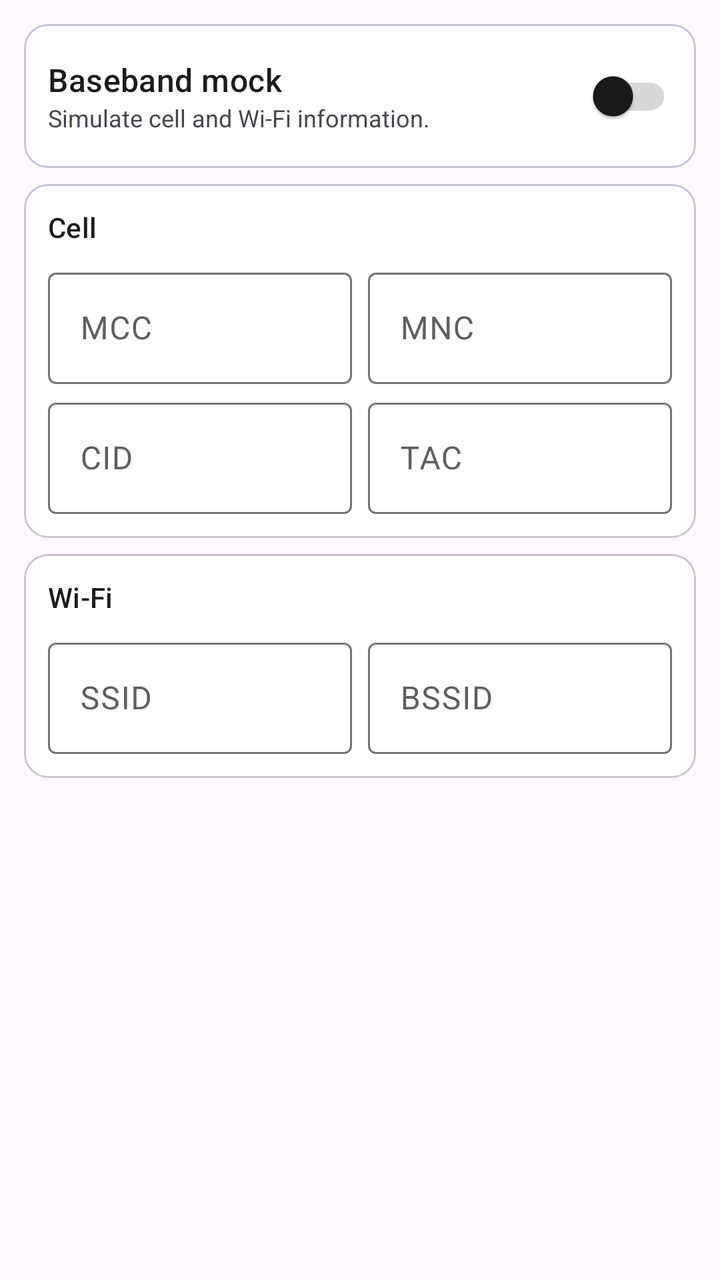
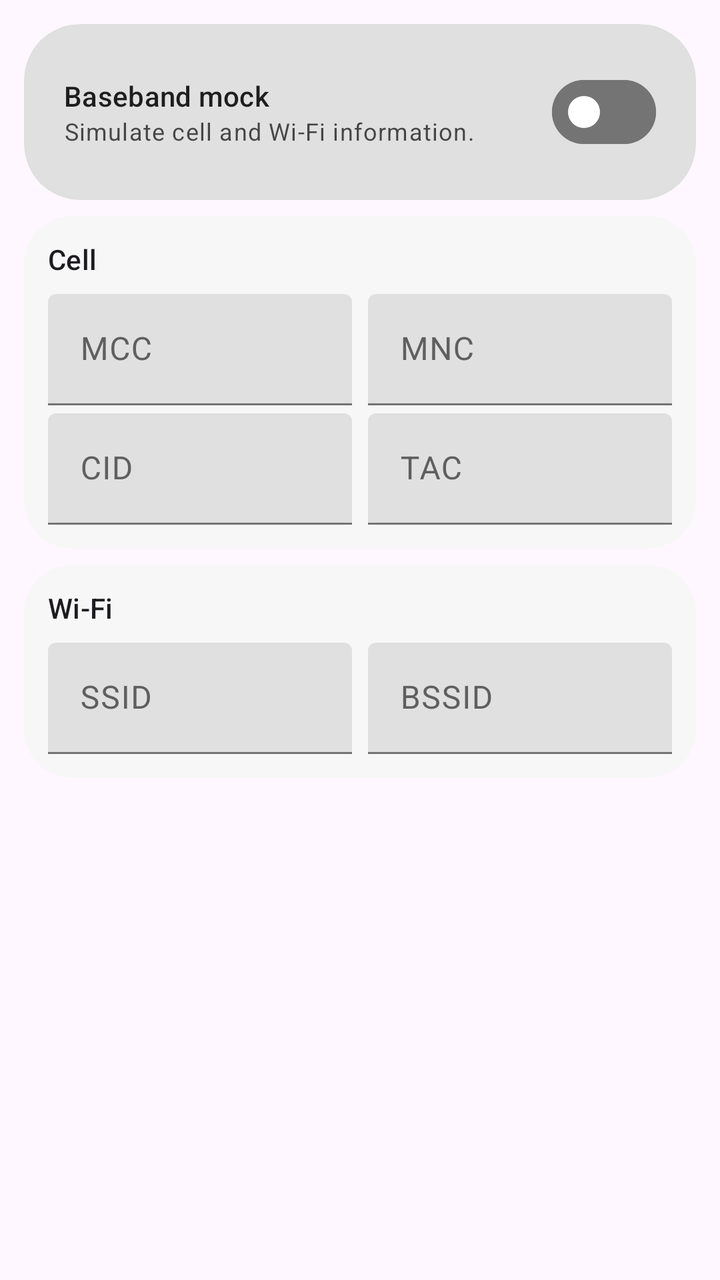

The first picture is an Android layout as it rendered before a commit; the second is the same layout after the commit. The layout source and the unified diff follow.
<!-- AndroidManifest.xml: application theme AppTheme -->
<!-- res/layout/fragment_baseband_mock.xml -->
<?xml version="1.0" encoding="utf-8"?>
<androidx.core.widget.NestedScrollView xmlns:android="http://schemas.android.com/apk/res/android"
    xmlns:app="http://schemas.android.com/apk/res-auto"
    android:layout_width="match_parent"
    android:layout_height="match_parent">

    <LinearLayout
        android:layout_width="match_parent"
        android:layout_height="wrap_content"
        android:orientation="vertical"
        android:padding="@dimen/page_gutter">

        <com.google.android.material.card.MaterialCardView
            android:layout_width="match_parent"
            android:layout_height="wrap_content"
            app:cardCornerRadius="12dp"
            app:contentPadding="12dp">
            <LinearLayout
                android:layout_width="match_parent"
                android:layout_height="wrap_content"
                android:gravity="center_vertical"
                android:orientation="horizontal">
                <LinearLayout
                    android:layout_width="0dp"
                    android:layout_height="wrap_content"
                    android:layout_weight="1"
                    android:orientation="vertical">
                    <TextView
                        android:layout_width="wrap_content"
                        android:layout_height="wrap_content"
                        android:text="@string/baseband_title"
                        android:textAppearance="@style/TextAppearance.Material3.TitleMedium" />
                    <TextView
                        android:layout_width="wrap_content"
                        android:layout_height="wrap_content"
                        android:text="@string/baseband_desc"
                        android:textSize="12sp" />
                </LinearLayout>
                <com.google.android.material.switchmaterial.SwitchMaterial
                    android:id="@+id/baseband_switch"
                    android:layout_width="wrap_content"
                    android:layout_height="wrap_content"
                    android:saveEnabled="false" />
            </LinearLayout>
        </com.google.android.material.card.MaterialCardView>

        <com.google.android.material.card.MaterialCardView
            android:layout_width="match_parent"
            android:layout_height="wrap_content"
            android:layout_marginTop="8dp"
            app:cardCornerRadius="12dp"
            app:contentPadding="12dp">
            <LinearLayout
                android:layout_width="match_parent"
                android:layout_height="wrap_content"
                android:orientation="vertical">
                <TextView
                    android:layout_width="wrap_content"
                    android:layout_height="wrap_content"
                    android:text="@string/baseband_cell_title"
                    android:textAppearance="@style/TextAppearance.Material3.TitleSmall" />
                <LinearLayout
                    android:layout_width="match_parent"
                    android:layout_height="wrap_content"
                    android:layout_marginTop="8dp"
                    android:baselineAligned="false"
                    android:orientation="horizontal">

                    <com.google.android.material.textfield.TextInputLayout
                        android:layout_width="0dp"
                        android:layout_height="wrap_content"
                        android:layout_weight="1"
                        android:hint="@string/baseband_mcc">
                        <com.google.android.material.textfield.TextInputEditText
                            android:id="@+id/baseband_mcc"
                            android:layout_width="match_parent"
                            android:layout_height="wrap_content"
                            android:singleLine="true" />
                    </com.google.android.material.textfield.TextInputLayout>

                    <com.google.android.material.textfield.TextInputLayout
                        android:layout_width="0dp"
                        android:layout_height="wrap_content"
                        android:layout_marginStart="8dp"
                        android:layout_weight="1"
                        android:hint="@string/baseband_mnc">
                        <com.google.android.material.textfield.TextInputEditText
                            android:id="@+id/baseband_mnc"
                            android:layout_width="match_parent"
                            android:layout_height="wrap_content"
                            android:singleLine="true" />
                    </com.google.android.material.textfield.TextInputLayout>
                </LinearLayout>

                <LinearLayout
                    android:layout_width="match_parent"
                    android:layout_height="wrap_content"
                    android:layout_marginTop="4dp"
                    android:baselineAligned="false"
                    android:orientation="horizontal">

                    <com.google.android.material.textfield.TextInputLayout
                        android:layout_width="0dp"
                        android:layout_height="wrap_content"
                        android:layout_weight="1"
                        android:hint="@string/baseband_cid">
                        <com.google.android.material.textfield.TextInputEditText
                            android:id="@+id/baseband_cid"
                            android:layout_width="match_parent"
                            android:layout_height="wrap_content"
                            android:singleLine="true" />
                    </com.google.android.material.textfield.TextInputLayout>

                    <com.google.android.material.textfield.TextInputLayout
                        android:layout_width="0dp"
                        android:layout_height="wrap_content"
                        android:layout_marginStart="8dp"
                        android:layout_weight="1"
                        android:hint="@string/baseband_tac">
                        <com.google.android.material.textfield.TextInputEditText
                            android:id="@+id/baseband_tac"
                            android:layout_width="match_parent"
                            android:layout_height="wrap_content"
                            android:singleLine="true" />
                    </com.google.android.material.textfield.TextInputLayout>
                </LinearLayout>
            </LinearLayout>
        </com.google.android.material.card.MaterialCardView>

        <com.google.android.material.card.MaterialCardView
            android:layout_width="match_parent"
            android:layout_height="wrap_content"
            android:layout_marginTop="8dp"
            app:cardCornerRadius="12dp"
            app:contentPadding="12dp">
            <LinearLayout
                android:layout_width="match_parent"
                android:layout_height="wrap_content"
                android:orientation="vertical">
                <TextView
                    android:layout_width="wrap_content"
                    android:layout_height="wrap_content"
                    android:text="@string/baseband_wifi_title"
                    android:textAppearance="@style/TextAppearance.Material3.TitleSmall" />
                <LinearLayout
                    android:layout_width="match_parent"
                    android:layout_height="wrap_content"
                    android:layout_marginTop="8dp"
                    android:baselineAligned="false"
                    android:orientation="horizontal">

                    <com.google.android.material.textfield.TextInputLayout
                        android:layout_width="0dp"
                        android:layout_height="wrap_content"
                        android:layout_weight="1"
                        android:hint="@string/baseband_ssid">
                        <com.google.android.material.textfield.TextInputEditText
                            android:id="@+id/baseband_ssid"
                            android:layout_width="match_parent"
                            android:layout_height="wrap_content"
                            android:singleLine="true" />
                    </com.google.android.material.textfield.TextInputLayout>

                    <com.google.android.material.textfield.TextInputLayout
                        android:layout_width="0dp"
                        android:layout_height="wrap_content"
                        android:layout_marginStart="8dp"
                        android:layout_weight="1"
                        android:hint="@string/baseband_bssid">
                        <com.google.android.material.textfield.TextInputEditText
                            android:id="@+id/baseband_bssid"
                            android:layout_width="match_parent"
                            android:layout_height="wrap_content"
                            android:singleLine="true" />
                    </com.google.android.material.textfield.TextInputLayout>
                </LinearLayout>
            </LinearLayout>
        </com.google.android.material.card.MaterialCardView>
    </LinearLayout>
</androidx.core.widget.NestedScrollView>
<!-- resources referenced by this layout -->
<resources>
  <dimen name="page_gutter">12dp</dimen>
  <string name="baseband_bssid">BSSID</string>
  <string name="baseband_cell_title">Cell</string>
  <string name="baseband_cid">CID</string>
  <string name="baseband_desc">Simulate cell and Wi-Fi information.</string>
  <string name="baseband_mcc">MCC</string>
  <string name="baseband_mnc">MNC</string>
  <string name="baseband_ssid">SSID</string>
  <string name="baseband_tac">TAC</string>
  <string name="baseband_title">Baseband mock</string>
  <string name="baseband_wifi_title">Wi-Fi</string>
  <style name="AppTheme" parent="Theme.Material3.Light.NoActionBar">
          
          <item name="colorPrimary">#5F5F5F</item>
          <item name="colorOnPrimary">#FFFFFF</item>
          <item name="colorPrimaryContainer">#E0E0E0</item>
          <item name="colorOnPrimaryContainer">#1E1E1E</item>
          <item name="colorSecondary">#494949</item>
          <item name="colorOnSecondary">#FFFFFF</item>
          <item name="colorSecondaryContainer">#E7E7E7</item>
          <item name="colorOnSecondaryContainer">#2A2A2A</item>
          <item name="colorSurface">#FFFFFF</item>
          <item name="colorOnSurface">#1A1A1A</item>
          <item name="colorSurfaceVariant">#F0F0F0</item>
          <item name="colorOnSurfaceVariant">#5F5F5F</item>
          <item name="colorOutline">#747474</item>
  
          
          <item name="portalFabIconTint">#1A1A1A</item>
  
          
          <item name="android:statusBarColor">@android:color/transparent</item>
          <item name="android:windowDrawsSystemBarBackgrounds">true</item>
          <item name="android:windowTranslucentStatus">true</item>
          <item name="windowActionModeOverlay">true</item>
          <item name="windowActionBar">false</item>
          <item name="windowNoTitle">true</item>
  
          
          <item name="searchViewStyle">@style/Portal.SearchViewStyle</item>
          <item name="sliderStyle">@style/Portal.SliderTheme</item>
          <item name="android:popupMenuStyle">@style/PortalPopupMenuStyle</item>
          
          <item name="switchStyle">@style/Portal.SwitchStyle</item>
      </style>
  <style name="Portal.SearchViewStyle" parent="Widget.AppCompat.SearchView" />
  <style name="Portal.SliderTheme" parent="Widget.Material3.Slider" />
  <style name="PortalPopupMenuStyle" parent="Widget.Material3.PopupMenu">
          <item name="android:popupAnimationStyle">@style/PortalPopupAnimation</item>
      </style>
  <style name="Portal.SwitchStyle" parent="Widget.Material3.CompoundButton.Switch">
          <item name="useMaterialThemeColors">true</item>
          <item name="trackTint">@color/switch_track_tint</item>
      </style>
  <style name="PortalPopupAnimation">
          <item name="android:windowEnterAnimation">@anim/popup_in_top_end</item>
          <item name="android:windowExitAnimation">@anim/popup_out_top_end</item>
      </style>
</resources>

<!-- the commit's change to res/layout/fragment_baseband_mock.xml (unified diff, before → after) -->
@@ -11,10 +11,11 @@
         android:padding="@dimen/page_gutter">
 
         <com.google.android.material.card.MaterialCardView
+            android:id="@+id/baseband_control_card"
+            style="@style/PortalHeroCard"
             android:layout_width="match_parent"
             android:layout_height="wrap_content"
-            app:cardCornerRadius="12dp"
-            app:contentPadding="12dp">
+            app:cardPreventCornerOverlap="false">
             <LinearLayout
                 android:layout_width="match_parent"
                 android:layout_height="wrap_content"
@@ -29,26 +30,31 @@
                         android:layout_width="wrap_content"
                         android:layout_height="wrap_content"
                         android:text="@string/baseband_title"
-                        android:textAppearance="@style/TextAppearance.Material3.TitleMedium" />
+                        android:textAppearance="@style/TextAppearance.Material3.LabelLarge"
+                        android:textColor="?attr/colorOnPrimaryContainer" />
                     <TextView
                         android:layout_width="wrap_content"
                         android:layout_height="wrap_content"
+                        android:alpha="0.8"
                         android:text="@string/baseband_desc"
-                        android:textSize="12sp" />
+                        android:textAppearance="@style/TextAppearance.Material3.BodySmall"
+                        android:textColor="?attr/colorOnPrimaryContainer" />
                 </LinearLayout>
-                <com.google.android.material.switchmaterial.SwitchMaterial
+                <com.google.android.material.materialswitch.MaterialSwitch
                     android:id="@+id/baseband_switch"
                     android:layout_width="wrap_content"
                     android:layout_height="wrap_content"
-                    android:saveEnabled="false" />
+                    android:saveEnabled="false"
+                    app:thumbTint="@color/portal_switch_thumb_on_container"
+                    app:trackTint="@color/portal_switch_track_on_container" />
             </LinearLayout>
         </com.google.android.material.card.MaterialCardView>
 
         <com.google.android.material.card.MaterialCardView
+            style="@style/PortalSurfaceCard"
             android:layout_width="match_parent"
             android:layout_height="wrap_content"
             android:layout_marginTop="8dp"
-            app:cardCornerRadius="12dp"
             app:contentPadding="12dp">
             <LinearLayout
                 android:layout_width="match_parent"
@@ -67,6 +73,7 @@
                     android:orientation="horizontal">
 
                     <com.google.android.material.textfield.TextInputLayout
+                        style="@style/Widget.Material3.TextInputLayout.FilledBox"
                         android:layout_width="0dp"
                         android:layout_height="wrap_content"
                         android:layout_weight="1"
@@ -79,6 +86,7 @@
                     </com.google.android.material.textfield.TextInputLayout>
 
                     <com.google.android.material.textfield.TextInputLayout
+                        style="@style/Widget.Material3.TextInputLayout.FilledBox"
                         android:layout_width="0dp"
                         android:layout_height="wrap_content"
                         android:layout_marginStart="8dp"
@@ -100,6 +108,7 @@
                     android:orientation="horizontal">
 
                     <com.google.android.material.textfield.TextInputLayout
+                        style="@style/Widget.Material3.TextInputLayout.FilledBox"
                         android:layout_width="0dp"
                         android:layout_height="wrap_content"
                         android:layout_weight="1"
@@ -112,6 +121,7 @@
                     </com.google.android.material.textfield.TextInputLayout>
 
                     <com.google.android.material.textfield.TextInputLayout
+                        style="@style/Widget.Material3.TextInputLayout.FilledBox"
                         android:layout_width="0dp"
                         android:layout_height="wrap_content"
                         android:layout_marginStart="8dp"
@@ -128,10 +138,10 @@
         </com.google.android.material.card.MaterialCardView>
 
         <com.google.android.material.card.MaterialCardView
+            style="@style/PortalSurfaceCard"
             android:layout_width="match_parent"
             android:layout_height="wrap_content"
             android:layout_marginTop="8dp"
-            app:cardCornerRadius="12dp"
             app:contentPadding="12dp">
             <LinearLayout
                 android:layout_width="match_parent"
@@ -150,6 +160,7 @@
                     android:orientation="horizontal">
 
                     <com.google.android.material.textfield.TextInputLayout
+                        style="@style/Widget.Material3.TextInputLayout.FilledBox"
                         android:layout_width="0dp"
                         android:layout_height="wrap_content"
                         android:layout_weight="1"
@@ -162,6 +173,7 @@
                     </com.google.android.material.textfield.TextInputLayout>
 
                     <com.google.android.material.textfield.TextInputLayout
+                        style="@style/Widget.Material3.TextInputLayout.FilledBox"
                         android:layout_width="0dp"
                         android:layout_height="wrap_content"
                         android:layout_marginStart="8dp"
<!-- resource entries referenced after the edit -->
@@ -11,6 +11,19 @@
   <string name="baseband_tac">TAC</string>
   <string name="baseband_title">Baseband mock</string>
   <string name="baseband_wifi_title">Wi-Fi</string>
+  <style name="PortalHeroCard" parent="">
+          <item name="cardBackgroundColor">?attr/colorPrimaryContainer</item>
+          <item name="cardCornerRadius">28dp</item>
+          <item name="cardElevation">0dp</item>
+          <item name="strokeWidth">0dp</item>
+          <item name="contentPadding">20dp</item>
+      </style>
+  <style name="PortalSurfaceCard" parent="">
+          <item name="cardBackgroundColor">?attr/colorSurfaceContainerLow</item>
+          <item name="cardCornerRadius">24dp</item>
+          <item name="cardElevation">0dp</item>
+          <item name="strokeWidth">0dp</item>
+      </style>
   <style name="AppTheme" parent="Theme.Material3.Light.NoActionBar">
           
           <item name="colorPrimary">#5F5F5F</item>
@@ -26,6 +39,12 @@
           <item name="colorSurfaceVariant">#F0F0F0</item>
           <item name="colorOnSurfaceVariant">#5F5F5F</item>
           <item name="colorOutline">#747474</item>
+          
+          <item name="colorSurfaceContainerLowest">#FFFFFF</item>
+          <item name="colorSurfaceContainerLow">#F7F7F7</item>
+          <item name="colorSurfaceContainer">#F0F0F0</item>
+          <item name="colorSurfaceContainerHigh">#E8E8E8</item>
+          <item name="colorSurfaceContainerHighest">#E0E0E0</item>
   
           
           <item name="portalFabIconTint">#1A1A1A</item>
@@ -43,16 +62,18 @@
           <item name="sliderStyle">@style/Portal.SliderTheme</item>
           <item name="android:popupMenuStyle">@style/PortalPopupMenuStyle</item>
           
-          <item name="switchStyle">@style/Portal.SwitchStyle</item>
+          <item name="materialCardViewStyle">@style/PortalCardStyle</item>
       </style>
   <style name="Portal.SearchViewStyle" parent="Widget.AppCompat.SearchView" />
   <style name="Portal.SliderTheme" parent="Widget.Material3.Slider" />
   <style name="PortalPopupMenuStyle" parent="Widget.Material3.PopupMenu">
           <item name="android:popupAnimationStyle">@style/PortalPopupAnimation</item>
       </style>
-  <style name="Portal.SwitchStyle" parent="Widget.Material3.CompoundButton.Switch">
-          <item name="useMaterialThemeColors">true</item>
-          <item name="trackTint">@color/switch_track_tint</item>
+  <style name="PortalCardStyle" parent="Widget.Material3.CardView.Filled">
+          <item name="cardBackgroundColor">?attr/colorSurfaceContainerLow</item>
+          <item name="cardCornerRadius">24dp</item>
+          <item name="cardElevation">0dp</item>
+          <item name="strokeWidth">0dp</item>
       </style>
   <style name="PortalPopupAnimation">
           <item name="android:windowEnterAnimation">@anim/popup_in_top_end</item>
